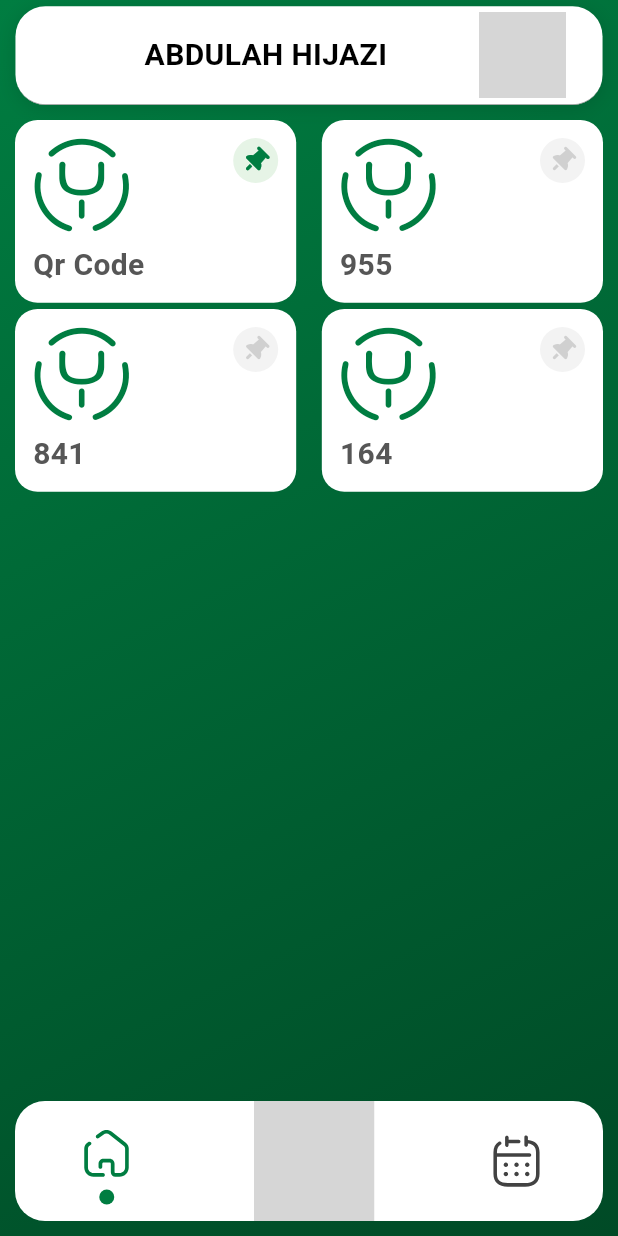
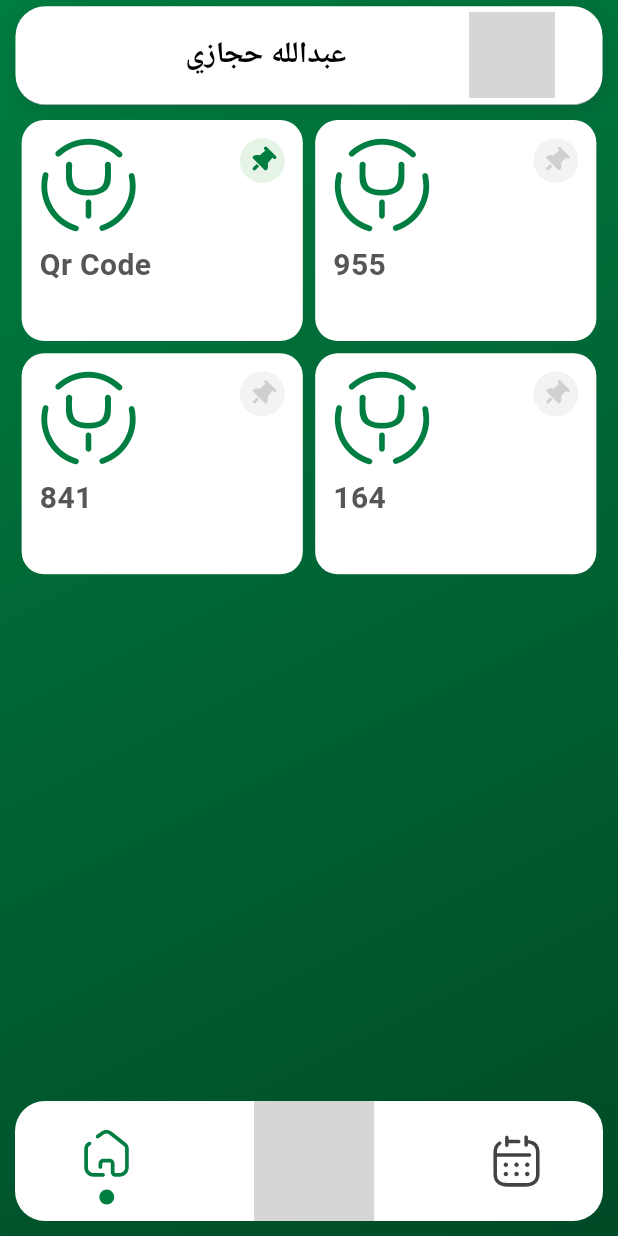
Before and after one commit to i-3mr/mefa8, a Flutter app: the screen it shows after launch, on a phone screen of 412 x 824 dp. Run offline on Flutter 3.47's test engine with Material 3 defaults, Android fonts, the phone set to English and light mode, and no system bars; drawn by our look-alikes of flutter_animate; our stand-ins replace font_awesome_flutter, google_fonts, hooks_riverpod; missing offline and left inert: nfc_manager, screen_brightness, svg_flutter; network calls fail; Roboto replaces fonts that are missing (Kadwa); grey boxes are pictures that could not be loaded.

Commit message:
services

```diff
--- a/lib/screens/main.dart
+++ b/lib/screens/main.dart
@@ -14,7 +14,7 @@ class Main extends StatelessWidget {
         child: Column(
           children: [
             const ProfileHeader(
-                name: "ABDULAH HIJAZI",
+                name: "عبدالله حجازي",
                 imageUrl:
                     "https://avatars.githubusercontent.com/u/17090794?v=4"),
             const Expanded(
--- a/lib/screens/student_id.dart
+++ b/lib/screens/student_id.dart
@@ -74,7 +74,6 @@ class _StudentIDScreenState extends State<StudentIDScreen> {
                     birthDate: "1998-01-01",
                     id: "202044800",
                     expireDate: '"2022 JAN"',
-                    bloodType: "O+",
                     nationalId: "1234567890",
                   ),
                 ),
--- a/lib/widgets/home/service.dart
+++ b/lib/widgets/home/service.dart
@@ -40,7 +40,7 @@ class Service extends ConsumerWidget {
 
     final component = Container(
       width: 0.455 * width,
-      height: 130 / 200 * 0.455 * width,
+      height: 130 / 200 * 0.55 * width,
       padding: const EdgeInsets.all(12),
       decoration: BoxDecoration(
         borderRadius: BorderRadius.circular(15),
--- a/lib/widgets/home/services.dart
+++ b/lib/widgets/home/services.dart
@@ -17,11 +17,10 @@ class Services extends ConsumerWidget {
       padding: const EdgeInsets.all(10),
       child: SingleChildScrollView(
         child: Wrap(
-          spacing: width * 0.01,
-          runSpacing: width * 0.01,
-          crossAxisAlignment: WrapCrossAlignment.start,
-          runAlignment: WrapAlignment.spaceBetween,
-          alignment: WrapAlignment.spaceBetween,
+          spacing: width * 0.02,
+          runSpacing: width * 0.02,
+          crossAxisAlignment: WrapCrossAlignment.center,
+          alignment: WrapAlignment.center,
           children: services.map((e) {
             return ScaleAnimation(child: e, onTap: () {});
           }).toList(),
--- a/lib/widgets/studentId/student-id.dart
+++ b/lib/widgets/studentId/student-id.dart
@@ -10,7 +10,6 @@ class StudentId extends StatelessWidget {
     required this.imageUrl,
     required this.name,
     required this.id,
-    required this.bloodType,
     required this.birthDate,
     required this.expireDate,
     required this.nationalId,
@@ -19,7 +18,6 @@ class StudentId extends StatelessWidget {
   final String imageUrl;
   final String name;
   final String id;
-  final String bloodType;
   final String birthDate;
   final String expireDate;
   final String nationalId;
@@ -31,7 +29,6 @@ class StudentId extends StatelessWidget {
 
     return Container(
       // padding: EdgeInsets.only(top: 0.2 * height),
-      height: 0.6 * height,
       decoration: BoxDecoration(
         borderRadius: BorderRadius.circular(20),
       ),
```
Also changed, not shown: lib/screens/profile.dart (+11 -0 lines), lib/widgets/home/profile-header.dart (+9 -1 lines).
